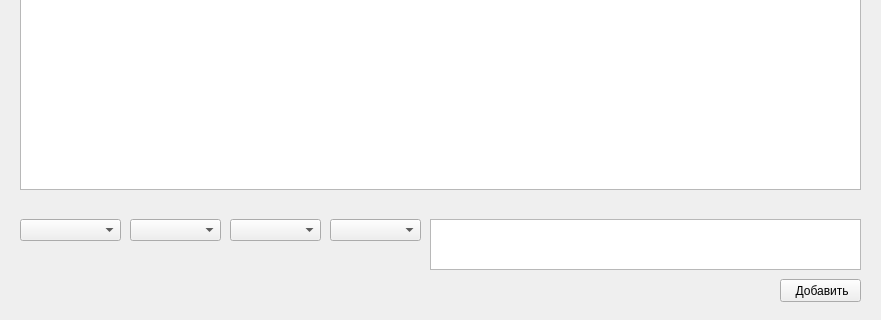
Qt form UIs/workspace.ui (I7PoCTo-KoDeP/LyceumProject) before a commit; both pictures show x 0 to 881 and y 381 to 701 of the 881 by 701 pixel window.
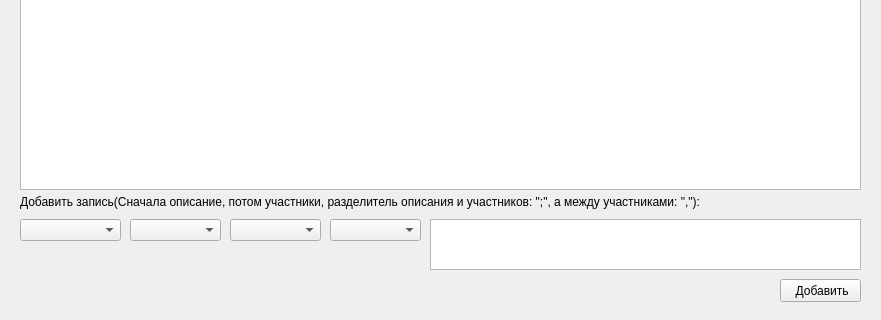
The same form after that commit.

The edit to the form file:
```diff
--- a/UIs/workspace.ui
+++ b/UIs/workspace.ui
@@ -95,6 +95,32 @@
     </rect>
    </property>
   </widget>
+  <widget class="QLabel" name="label">
+   <property name="geometry">
+    <rect>
+     <x>20</x>
+     <y>573</y>
+     <width>841</width>
+     <height>20</height>
+    </rect>
+   </property>
+   <property name="text">
+    <string>Добавить запись(Сначала описание, потом участники, разделитель описания и участников: &quot;;&quot;, а между участниками: &quot;,&quot;):</string>
+   </property>
+  </widget>
+  <widget class="QLabel" name="title">
+   <property name="geometry">
+    <rect>
+     <x>26</x>
+     <y>3</y>
+     <width>401</width>
+     <height>20</height>
+    </rect>
+   </property>
+   <property name="text">
+    <string/>
+   </property>
+  </widget>
  </widget>
  <resources/>
  <connections/>
```
